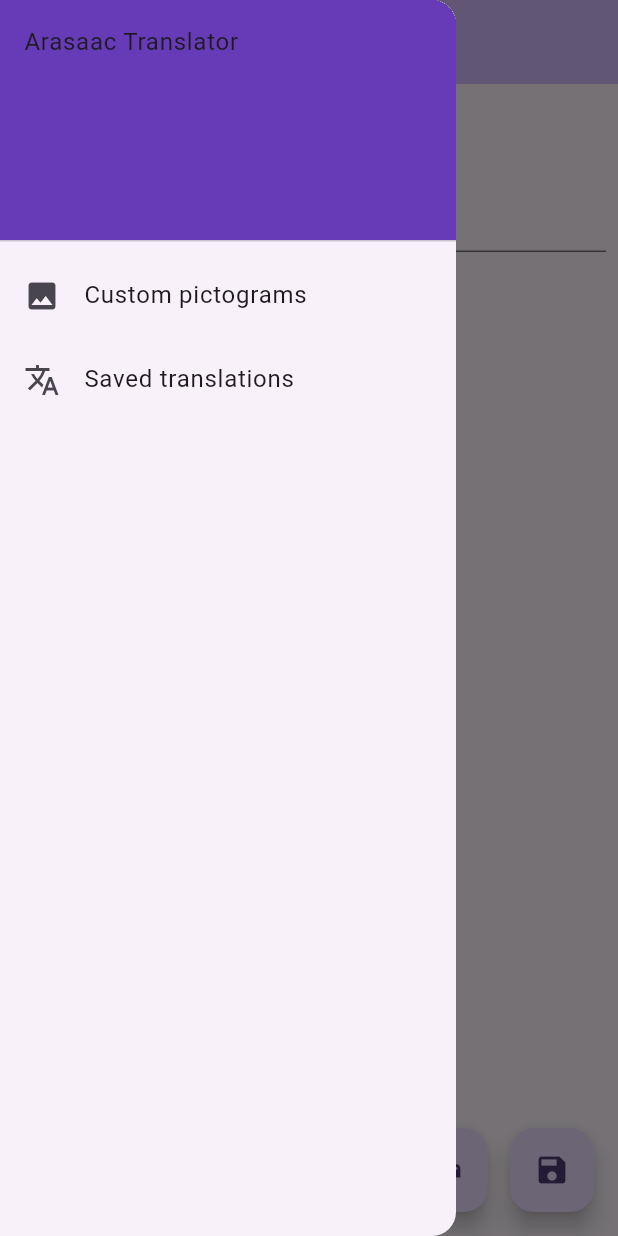
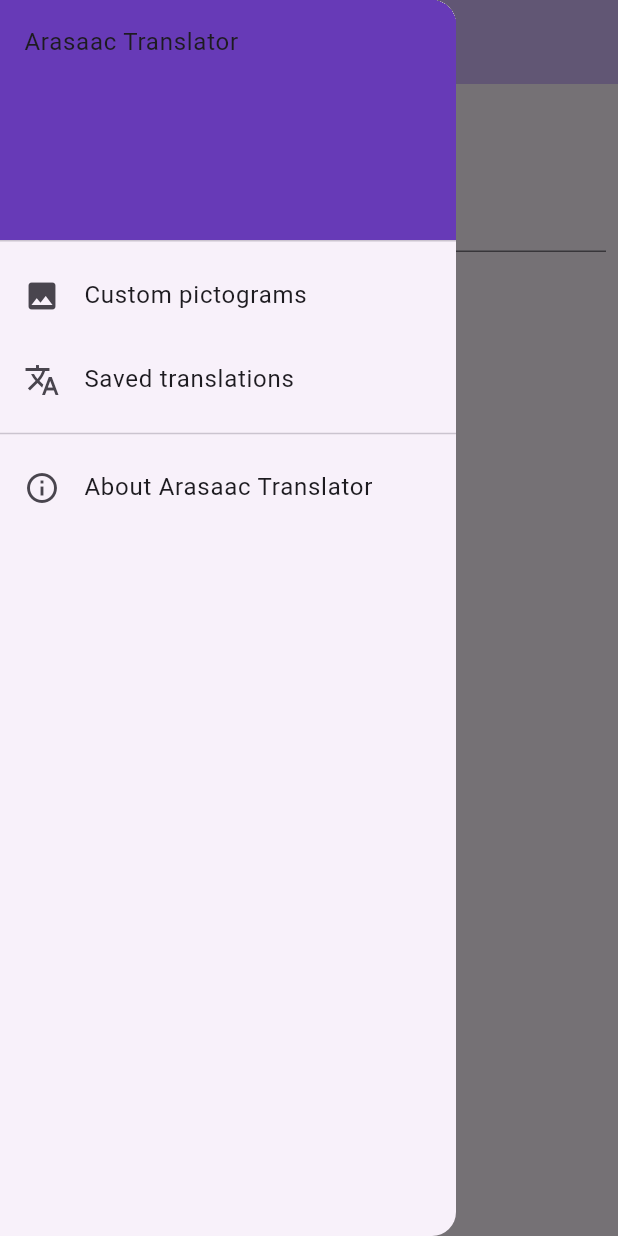
Before and after one commit to AndreaNicola/arasaac_translator, a Flutter app: the screen it shows after launch, with the side drawer open, on a phone screen of 412 x 824 dp. Run offline on Flutter 3.47's test engine with Material 2 defaults, Android fonts, the light colour scheme and no system bars; our stand-ins replace easy_debounce, image_picker, sqflite; missing offline and left inert: arasaac_api; accounts and stored records are empty; generated files the repository leaves out were written again.

Commit message:
about dialog

```diff
--- a/lib/home/home.dart
+++ b/lib/home/home.dart
@@ -70,12 +70,29 @@
                     ));
               },
             ),
+            const Divider(),
+            ListTile(
+              leading: const Icon(Icons.info_outline),
+              title: Text(AppLocalizations.of(context)!.about),
+              onTap: () {
+                showAboutDialog(
+                  context: context,
+                  applicationName: 'Arasaac Translator',
+                  applicationVersion: '0.0.1',
+                  applicationIcon: const Icon(Icons.translate),
+                  children: [
+                    Text(AppLocalizations.of(context)!.aboutText),
+                  ],
+                );
+              },
+            ),
           ],
         ),
       ),
       floatingActionButton: Row(
         mainAxisAlignment: MainAxisAlignment.end,
         children: [
+          if (_translationResponses.isNotEmpty)
             FloatingActionButton(
               onPressed: () {},
               heroTag: 'print',
@@ -84,6 +101,7 @@
           const SizedBox(
             width: 15,
           ),
+          if (_translationResponses.isNotEmpty)
             FloatingActionButton(
               onPressed: () {
                 showDialog(
@@ -107,7 +125,7 @@
         title: Text(AppLocalizations.of(context)!.title),
       ),
       body: ListView(
-        padding: EdgeInsets.only(bottom: 75),
+        padding: const EdgeInsets.only(bottom: 75),
         children: <Widget>[
           Padding(
             padding: const EdgeInsets.all(8),
--- a/lib/l10n/app_en.arb
+++ b/lib/l10n/app_en.arb
@@ -34,5 +34,7 @@
   "newCustomPictogramKey": "New custom pictogram word",
   "savedTranslations": "Saved translations",
   "noSavedTranslations": "You don''t have any saved translation yet",
-  "saveTranslationName" : "Save translation as..."
+  "saveTranslationName" : "Save translation as...",
+  "about": "About Arasaac Translator",
+  "aboutText" : "Arasaac Translator is a free tool to translate text to pictograms. It uses the Arasaac pictogram set, which is licensed under Creative Commons BY-NC-SA 3.0. You can find more information about Arasaac at http://arasaac.org"
 }
--- a/lib/l10n/app_it.arb
+++ b/lib/l10n/app_it.arb
@@ -13,5 +13,7 @@
   "newCustomPictogramKey": "Inserisci la parola del nuovo pittogramma",
   "savedTranslations": "Traduzioni salvate",
   "noSavedTranslations": "Non hai ancora salvato nessuna traduzione",
-  "saveTranslationName" : "Salva la traduzione come..."
+  "saveTranslationName": "Salva la traduzione come...",
+  "about": "Informazioni su Arasaac Translator"
+
 }
```
Lines whose indentation alone changed are shown as unchanged.
